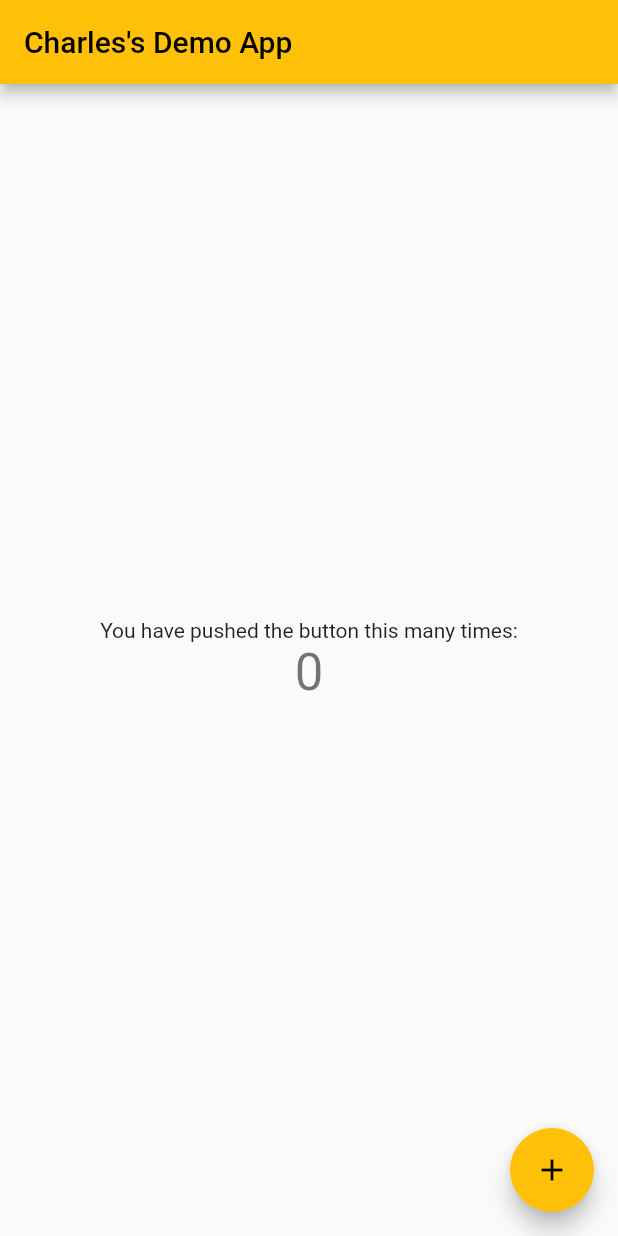
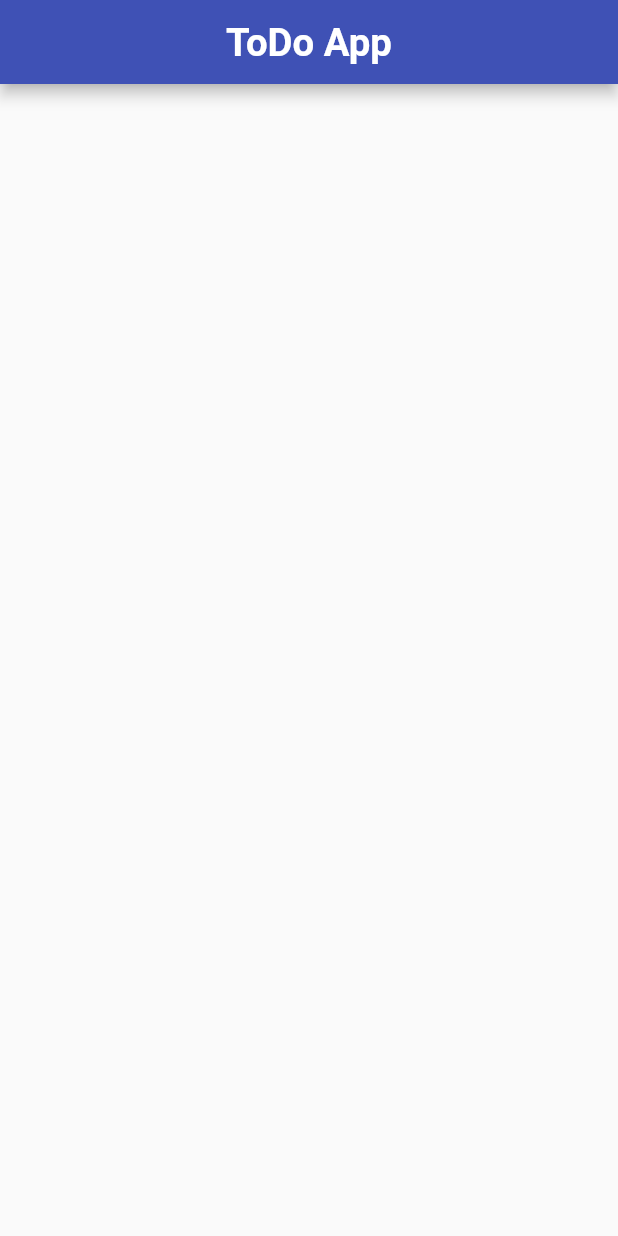
Before and after one commit to Charles2205/Todo, a Flutter app: the screen it shows after launch, on a phone screen of 412 x 824 dp. Run offline on Flutter 3.47's test engine with Material 2 defaults, Android fonts, the phone set to English and light mode, and no system bars.

Commit message:
Flutter project

```diff
--- /dev/null
+++ b/todo/lib/home_view.dart
@@ -0,0 +1,31 @@
+import 'package:flutter/material.dart';
+class HomeView extends StatelessWidget {
+  const HomeView({Key? key}) : super(key: key);
+
+  // This widget is the root of your application.
+  @override
+  Widget build(BuildContext context) {
+    return  Scaffold(
+
+  appBar: AppBar(
+    centerTitle:true,
+    backgroundColor: Colors.indigo,
+    title: const Text(
+      'ToDo App',
+      textAlign: TextAlign.center,
+     style: TextStyle(
+       fontSize:25.58,
+       fontWeight:FontWeight.bold,
+       color:Colors.white,
+      //  fontStyle:FontStyle.normal,
+      //  backgroundColor:Colors.black,
+      // letterSpacing:12.3,
+      // wordSpacing:100,
+     ),
+      ),
+
+  )
+
+    );
+}
+}
--- a/todo/lib/main.dart
+++ b/todo/lib/main.dart
@@ -1,4 +1,5 @@
 import 'package:flutter/material.dart';
+import 'package:todo/home_view.dart';
 
 void main() {
   runApp(const MyApp());
@@ -12,105 +13,12 @@ class MyApp extends StatelessWidget {
   Widget build(BuildContext context) {
     return MaterialApp(
       debugShowCheckedModeBanner: false,
-      title: 'Increment App',
+      title: 'Todo App',
       theme: ThemeData(
         // This is the theme of your application.
-        //
-        // Try running your application with "flutter run". You'll see the
-        // application has a blue toolbar. Then, without quitting the app, try
-        // changing the primarySwatch below to Colors.green and then invoke
-        // "hot reload" (press "r" in the console where you ran "flutter run",
-        // or simply save your changes to "hot reload" in a Flutter IDE).
-        // Notice that the counter didn't reset back to zero; the application
-        // is not restarted.
         primarySwatch: Colors.amber,
       ),
-      home: const MyHomePage(title: "Charles's Demo App"),
+      home: const HomeView(),
     );
   }
 }
-
-class MyHomePage extends StatefulWidget {
-  const MyHomePage({Key? key, required this.title}) : super(key: key);
-
-  // This widget is the home page of your application. It is stateful, meaning
-  // that it has a State object (defined below) that contains fields that affect
-  // how it looks.
-
-  // This class is the configuration for the state. It holds the values (in this
-  // case the title) provided by the parent (in this case the App widget) and
-  // used by the build method of the State. Fields in a Widget subclass are
-  // always marked "final".
-
-  final String title;
-
-  @override
-  State<MyHomePage> createState() => _MyHomePageState();
-}
-
-class _MyHomePageState extends State<MyHomePage> {
-  int _counter = 0;
-
-  void _incrementCounter() {
-    setState(() {
-      // This call to setState tells the Flutter framework that something has
-      // changed in this State, which causes it to rerun the build method below
-      // so that the display can reflect the updated values. If we changed
-      // _counter without calling setState(), then the build method would not be
-      // called again, and so nothing would appear to happen.
-      _counter++;
-    });
-  }
-
-  @override
-  Widget build(BuildContext context) {
-    // This method is rerun every time setState is called, for instance as done
-    // by the _incrementCounter method above.
-    //
-    // The Flutter framework has been optimized to make rerunning build methods
-    // fast, so that you can just rebuild anything that needs updating rather
-    // than having to individually change instances of widgets.
-    return Scaffold(
-      appBar: AppBar(
-        // Here we take the value from the MyHomePage object that was created by
-        // the App.build method, and use it to set our appbar title.
-        title: Text(widget.title),
-      ),
-      body: Center(
-        // Center is a layout widget. It takes a single child and positions it
-        // in the middle of the parent.
-        child: Column(
-          // Column is also a layout widget. It takes a list of children and
-          // arranges them vertically. By default, it sizes itself to fit its
-          // children horizontally, and tries to be as tall as its parent.
-          //
-          // Invoke "debug painting" (press "p" in the console, choose the
-          // "Toggle Debug Paint" action from the Flutter Inspector in Android
-          // Studio, or the "Toggle Debug Paint" command in Visual Studio Code)
-          // to see the wireframe for each widget.
-          //
-          // Column has various properties to control how it sizes itself and
-          // how it positions its children. Here we use mainAxisAlignment to
-          // center the children vertically; the main axis here is the vertical
-          // axis because Columns are vertical (the cross axis would be
-          // horizontal).
-          mainAxisAlignment: MainAxisAlignment.center,
-          children: <Widget>[
-            const Text(
-              'You have pushed the button this many times:',
-            ),
-            Text(
-              '$_counter',
-              style: Theme.of(context).textTheme.headline4,
-            ),
-          ],
-        ),
-      ),
-      floatingActionButton: FloatingActionButton(
-        onPressed: _incrementCounter,
-        tooltip: 'Increment',
-        child: const Icon(Icons.add),
-      ), // This trailing comma makes auto-formatting nicer for build methods.
-    );
-  }
-}
```
